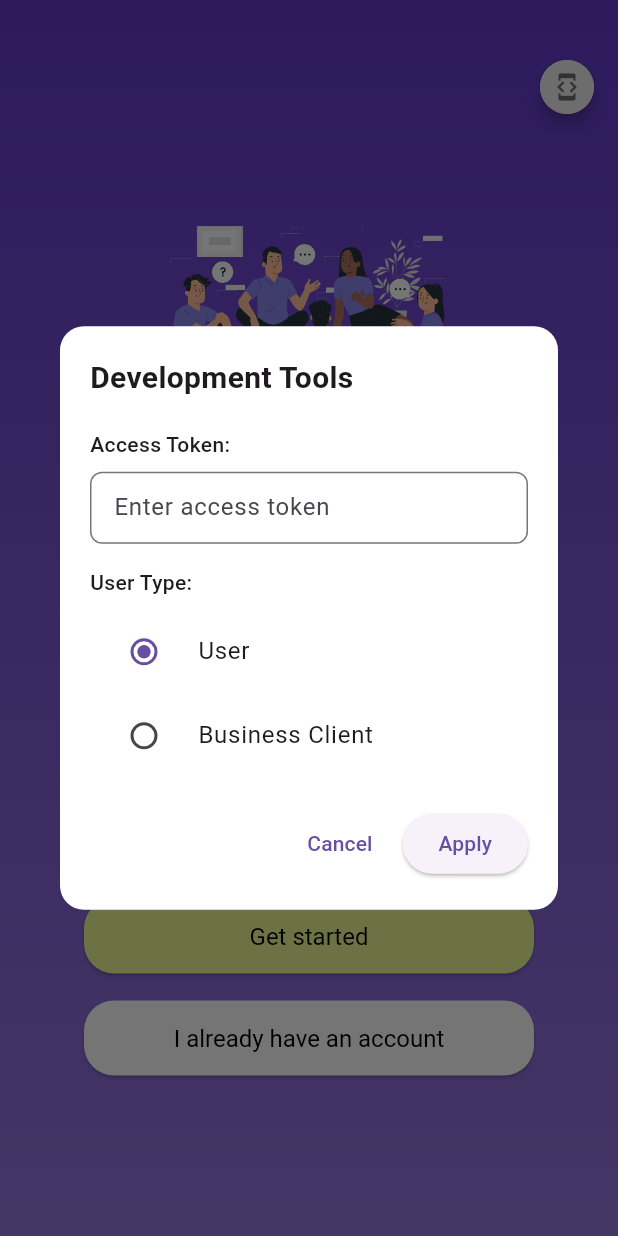
After one commit to ActiLink/ActiLink-frontend, a Flutter app: the screen it shows after launch, after a tap on the "developer mode" icon, on a phone screen of 412 x 824 dp. The commit adds this screen. Run offline on Flutter 3.47's test engine with Material 3 defaults, Android fonts, the phone set to English and light mode, and no system bars; our stand-ins replace bloc, dio, equatable, flutter_bloc, flutter_secure_storage, flutter_svg and 4 more; missing offline and left inert: flutter_google_maps_webservices; generated files the repository leaves out were written again; Roboto replaces fonts that are missing (Poppins).

Commit message:
Add developer tools UI
Improves the welcome screen by wrapping the content in a Stack widget to allow for layering elements.

Adds a developer tools button that opens a modal for setting an access token and user type. The button is only visible in development mode.

```diff
--- a/apps/actilink/lib/auth/view/welcome_screen.dart
+++ b/apps/actilink/lib/auth/view/welcome_screen.dart
@@ -1,8 +1,10 @@
+import 'package:actilink/app/flags.dart';
 import 'package:actilink/auth/logic/auth_cubit.dart';
 import 'package:actilink/auth/logic/auth_state.dart';
 import 'package:actilink/auth/view/select_user_type_modal_register.dart';
 import 'package:actilink/auth/view/selet_user_type_modal_login.dart';
 import 'package:actilink/auth/widgets/custom_bottom_sheet.dart';
+import 'package:actilink/dev/dev_tools_button.dart' show DevToolsButton, kIsDev;
 import 'package:actilink/events/logic/events_cubit.dart';
 import 'package:actilink/events/logic/hobby_cubit.dart';
 import 'package:actilink/venues/logic/venues_cubit.dart';
@@ -28,7 +30,10 @@ class WelcomeScreen extends StatelessWidget {
       },
       child: Scaffold(
         backgroundColor: AppColors.white,
-        body: Container(
+        body: Stack(
+          // Wrapped with Stack
+          children: [
+            Container(
               decoration: const BoxDecoration(
                 gradient: LinearGradient(
                   colors: [AppColors.brand, Color.fromARGB(255, 149, 118, 221)],
@@ -94,6 +99,9 @@ class WelcomeScreen extends StatelessWidget {
                 ),
               ),
             ),
+            if (kIsDev) const DevToolsButton(),
+          ],
+        ),
       ),
     );
   }
--- /dev/null
+++ b/apps/actilink/lib/dev/dev_tools_button.dart
@@ -0,0 +1,156 @@
+import 'package:flutter/material.dart';
+
+/// A button that shows developer tools in development mode.
+class DevToolsButton extends StatelessWidget {
+  const DevToolsButton({super.key});
+
+  @override
+  Widget build(BuildContext context) {
+    return Positioned(
+      top: 40,
+      right: 16,
+      child: Material(
+        elevation: 4,
+        borderRadius: BorderRadius.circular(20),
+        child: InkWell(
+          onTap: () => _showDevToolsModal(context),
+          borderRadius: BorderRadius.circular(20),
+          child: Container(
+            padding: const EdgeInsets.all(8),
+            decoration: BoxDecoration(
+              color: Colors.grey[200],
+              borderRadius: BorderRadius.circular(20),
+            ),
+            child: const Icon(
+              Icons.developer_mode,
+              color: Colors.black54,
+              size: 20,
+            ),
+          ),
+        ),
+      ),
+    );
+  }
+
+  void _showDevToolsModal(BuildContext context) {
+    showDialog<void>(
+      context: context,
+      barrierDismissible: true,
+      barrierColor: Colors.black54,
+      builder: (context) => const DevToolsModal(),
+    );
+  }
+}
+
+/// A modal dialog for development tools.
+class DevToolsModal extends StatefulWidget {
+  const DevToolsModal({super.key});
+
+  @override
+  State<DevToolsModal> createState() => _DevToolsModalState();
+}
+
+class _DevToolsModalState extends State<DevToolsModal> {
+  final TextEditingController _tokenController = TextEditingController();
+  String _selectedUserType = 'user';
+
+  @override
+  void dispose() {
+    _tokenController.dispose();
+    super.dispose();
+  }
+
+  @override
+  Widget build(BuildContext context) {
+    return Dialog(
+      backgroundColor: Colors.white,
+      shape: RoundedRectangleBorder(
+        borderRadius: BorderRadius.circular(16),
+      ),
+      child: Container(
+        padding: const EdgeInsets.all(20),
+        width: 400,
+        child: Column(
+          mainAxisSize: MainAxisSize.min,
+          crossAxisAlignment: CrossAxisAlignment.start,
+          children: [
+            const Text(
+              'Development Tools',
+              style: TextStyle(
+                fontSize: 20,
+                fontWeight: FontWeight.bold,
+              ),
+            ),
+            const SizedBox(height: 20),
+            const Text(
+              'Access Token:',
+              style: TextStyle(
+                fontWeight: FontWeight.w500,
+              ),
+            ),
+            const SizedBox(height: 8),
+            TextField(
+              controller: _tokenController,
+              decoration: InputDecoration(
+                hintText: 'Enter access token',
+                border: OutlineInputBorder(
+                  borderRadius: BorderRadius.circular(8),
+                ),
+                contentPadding: const EdgeInsets.symmetric(
+                  horizontal: 12,
+                  vertical: 12,
+                ),
+              ),
+            ),
+            const SizedBox(height: 16),
+            const Text(
+              'User Type:',
+              style: TextStyle(
+                fontWeight: FontWeight.w500,
+              ),
+            ),
+            const SizedBox(height: 8),
+            RadioListTile<String>(
+              title: const Text('User'),
+              value: 'user',
+              groupValue: _selectedUserType,
+              onChanged: (value) {
+                setState(() {
+                  _selectedUserType = value!;
+                });
+              },
+            ),
+            RadioListTile<String>(
+              title: const Text('Business Client'),
+              value: 'business_client',
+              groupValue: _selectedUserType,
+              onChanged: (value) {
+                setState(() {
+                  _selectedUserType = value!;
+                });
+              },
+            ),
+            const SizedBox(height: 20),
+            Row(
+              mainAxisAlignment: MainAxisAlignment.end,
+              children: [
+                TextButton(
+                  onPressed: () => Navigator.of(context).pop(),
+                  child: const Text('Cancel'),
+                ),
+                const SizedBox(width: 8),
+                ElevatedButton(
+                  onPressed: () {
+                    // No functionality needed, just UI
+                    Navigator.of(context).pop();
+                  },
+                  child: const Text('Apply'),
+                ),
+              ],
+            ),
+          ],
+        ),
+      ),
+    );
+  }
+}
```
Lines whose indentation alone changed are shown as unchanged.
